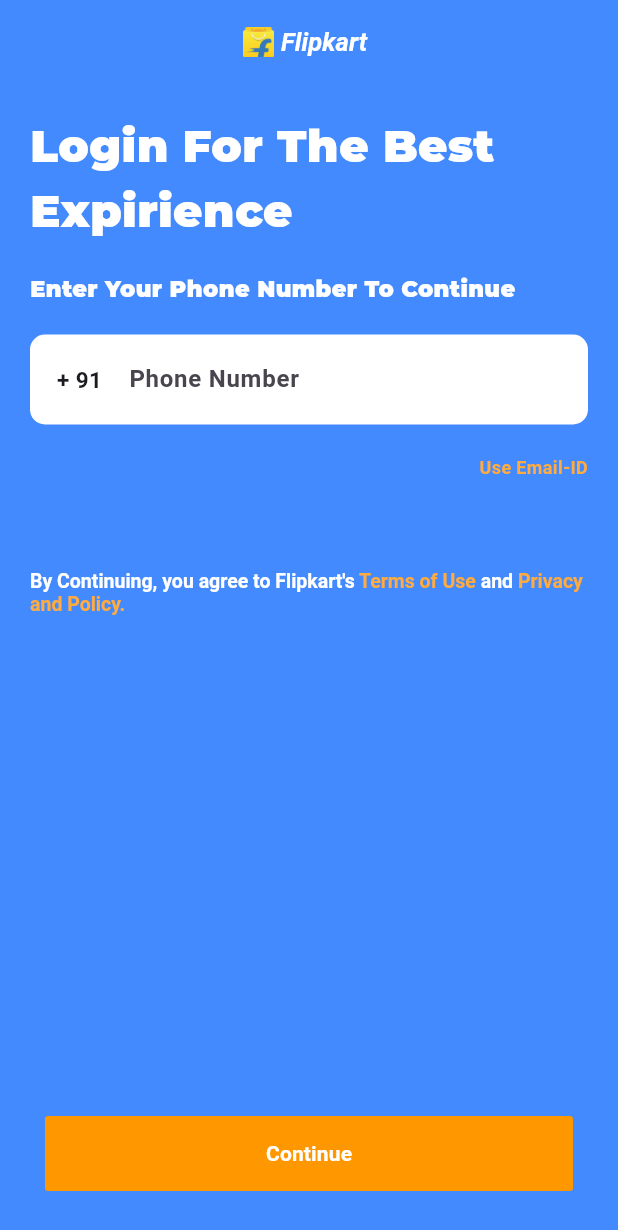
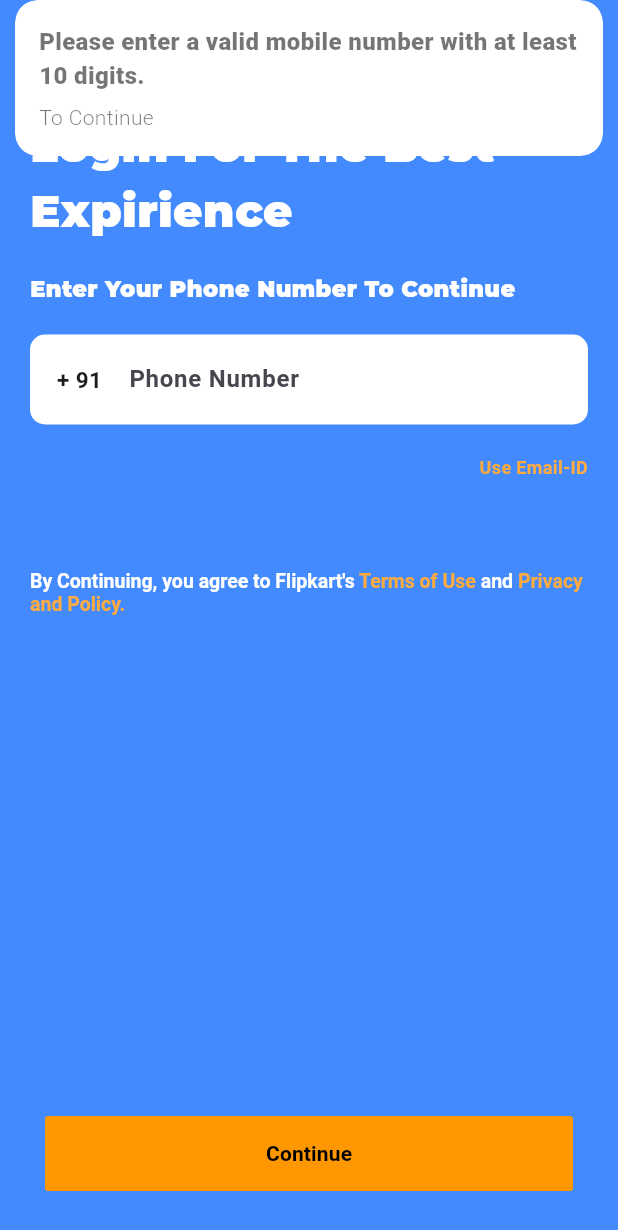
Before and after one commit to Yogesh-Jaisankar/ecommerce, a Flutter app: the screen it shows after launch, after a tap on "Continue", on a phone screen of 412 x 824 dp. Shown: the top 1230 px of the screen. Run offline on Flutter 3.47's test engine with Material 2 defaults, Android fonts, the phone set to English and light mode, and no system bars; our stand-ins replace country_picker, dots_indicator, firebase_auth, firebase_core, flutter_rating_bar, get and 4 more; accounts and stored records are empty.

Commit message:
Firebase Login Implemented(Bugs)

```diff
--- a/lib/Authentication/login.dart
+++ b/lib/Authentication/login.dart
@@ -5,6 +5,7 @@
 import 'package:flutter/gestures.dart';
 import 'package:flutter/material.dart';
 import 'package:country_picker/country_picker.dart';
+import 'package:flutter/services.dart';
 import 'package:get/get.dart';
 import 'package:get/get_core/src/get_main.dart';
 import 'package:internet_connection_checker/internet_connection_checker.dart';
@@ -23,32 +24,7 @@
   bool _isLoading = false;
   bool _isRefreshing = false;
   bool _isInternetConnected = true;
-
-  Future<void> _handleRefresh() async {
-    bool isInternetConnected = await InternetConnectionChecker().hasConnection;
-
-    if (!isInternetConnected) {
-      // Handle no internet connectivity, show a message or take action
-      // For example, you can show a snackbar or a dialog
-      return;
-    }
-
-    if (!_isRefreshing) {
-      setState(() {
-        _isRefreshing = true;
-      });
-
-      // Perform refreshing tasks here
-
-      // Simulate a delay for demonstration purposes
-      await Future.delayed(Duration(seconds: 2));
-
-      setState(() {
-        // Update any necessary state here
-        _isRefreshing = false;
-      });
-    }
-  }
+  bool isPhoneNumberValid = false;
 
   @override
   void initState() {
@@ -109,54 +85,83 @@
         },
         verificationFailed: (FirebaseAuthException e) {
           setState(() {
-            _isLoading = false; // Hide progress indicator
+            Get.snackbar(e.message.toString(), "Failed",
+                colorText: Colors.black54,
+                snackPosition: SnackPosition.TOP,
+                backgroundColor: Colors.white);
+            _isLoading = false;
+            // Hide progress indicator
           });
           // authentication failed, do something
         },
         codeSent: (String verificationId, int? resendToken) async {
           // code sent to phone number, save verificationId for later use
+
           String smsCode = ''; // get sms code from user
           PhoneAuthCredential credential = PhoneAuthProvider.credential(
             verificationId: verificationId,
             smsCode: smsCode,
           );
+          Get.snackbar(
+            "Verification Code Sent",
+            "Please check your SMS for the verification code.",
+            colorText: Colors.black54,
+            snackPosition: SnackPosition.BOTTOM,
+            backgroundColor: Colors.white,
+          );
+
           Get.to(() => OtpPage(), arguments: [verificationId]);
           await auth.signInWithCredential(credential);
           // authentication successful, do something
         },
         codeAutoRetrievalTimeout: (String verificationId) {
           setState(() {
-            _isLoading = false; // Hide progress indicator when timeout occurs
+            _isLoading = false;
+            // Hide progress indicator when timeout occurs
           });
         },
       );
     } on FirebaseAuthException catch (e) {
+      // Show a SnackBar with the Firebase Authentication error message
       Get.snackbar(
         e.message.toString(),
         "Failed",
         colorText: Colors.black54,
         snackPosition: SnackPosition.BOTTOM,
       );
+
+      setState(() {
+        _isLoading = false; // Hide progress indicator
+      });
+    } catch (e) {
+      // Handle other exceptions if needed
     }
   }
 
   void _userLogin() {
     String mobile = _phoneNumberController.text;
-    if (mobile == "") {
-      Get.snackbar(
-        "Please enter the mobile number!",
-        "Login Failed",
-        duration: Duration(milliseconds: 500),
-        colorText: Colors.black54,
-        snackPosition: SnackPosition.BOTTOM,
-      );
-    } else {
+
+    // Check if the phone number has at least 10 characters
+    if (mobile.length >= 10) {
       setState(() {
+        isPhoneNumberValid = true;
         _isLoading = true; // Show progress indicator
       });
 
       // Proceed with phone number authentication
       signInWithPhoneNumber("+${selectedCountry.phoneCode}$mobile");
+    } else {
+      setState(() {
+        isPhoneNumberValid = false;
+      });
+
+      Get.snackbar(
+          "Please enter a valid mobile number with at least 10 digits.",
+          "To Continue",
+          duration: Duration(seconds: 2),
+          colorText: Colors.black54,
+          snackPosition: SnackPosition.TOP,
+          backgroundColor: Colors.white);
     }
   }
 
@@ -269,6 +274,10 @@
                           Container(
                             width: 200,
                             child: TextFormField(
+                              inputFormatters: <TextInputFormatter>[
+                                FilteringTextInputFormatter
+                                    .digitsOnly, // Allow only digits
+                              ],
                               onChanged: (value) {
                                 setState(() {
                                   _phoneNumberController.text = value;
@@ -389,18 +398,36 @@
                       width: double.infinity,
                       height: 50,
                       child: MaterialButton(
-                          elevation: 0,
-                          highlightColor: Colors.transparent,
-                          onPressed: () {
-                            _userLogin();
-                          },
-                          color: Colors.orange,
-                          child: Text(
-                            "Continue",
-                            style: TextStyle(
-                                color: Colors.white,
-                                fontWeight: FontWeight.bold),
-                          )),
+                        elevation: 0,
+                        highlightColor: Colors.transparent,
+                        onPressed: _isInternetConnected
+                            ? (_isLoading ? null : _userLogin)
+                            : () {
+                                // Show Snackbar for no internet connection
+                                Get.snackbar("No Internet Connection",
+                                    "Check your network connection",
+                                    colorText: Colors.black54,
+                                    snackPosition: SnackPosition.TOP,
+                                    backgroundColor: Colors.white);
+                              },
+                        child: _isLoading
+                            ? CircularProgressIndicator(
+                                valueColor:
+                                    AlwaysStoppedAnimation(Colors.orangeAccent),
+                              )
+                            : Text(
+                                'Continue',
+                                style: TextStyle(
+                                  color: _isInternetConnected
+                                      ? Colors.black
+                                      : Colors.grey,
+                                  fontWeight: FontWeight.bold,
+                                ),
+                              ),
+                        color: _isInternetConnected
+                            ? Colors.orange
+                            : Colors.grey.shade300,
+                      ),
                     ),
                   ),
                 ],
--- a/lib/Screens/landing.dart
+++ b/lib/Screens/landing.dart
@@ -65,6 +65,7 @@
   Widget build(BuildContext context) {
     return Scaffold(
       appBar: AppBar(
+        surfaceTintColor: Colors.transparent,
         backgroundColor: Colors.white,
         title: Row(
           children: [
```
Also changed, not shown: lib/Authentication/otp.dart (+50 -35 lines).
